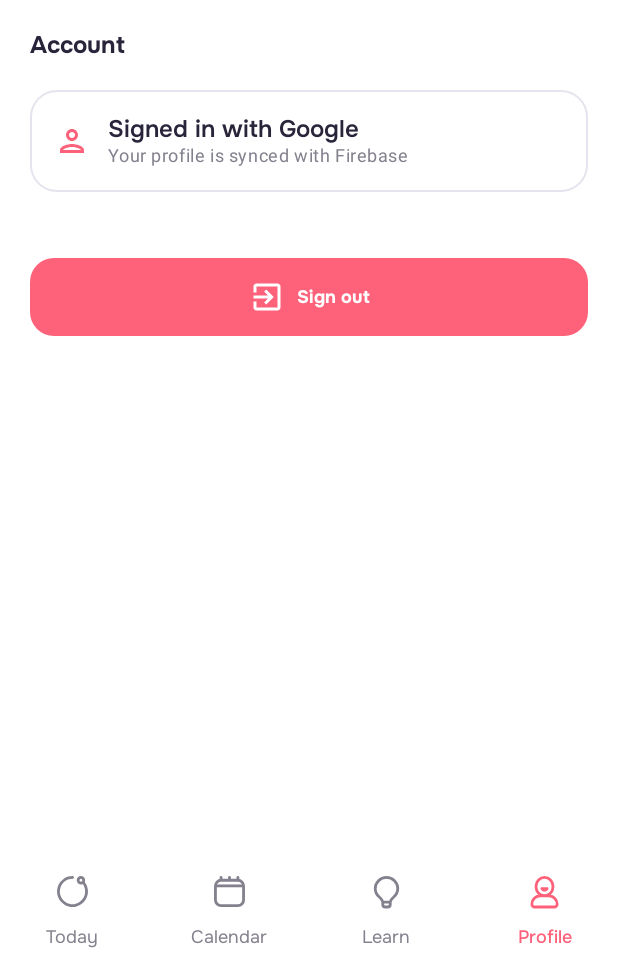
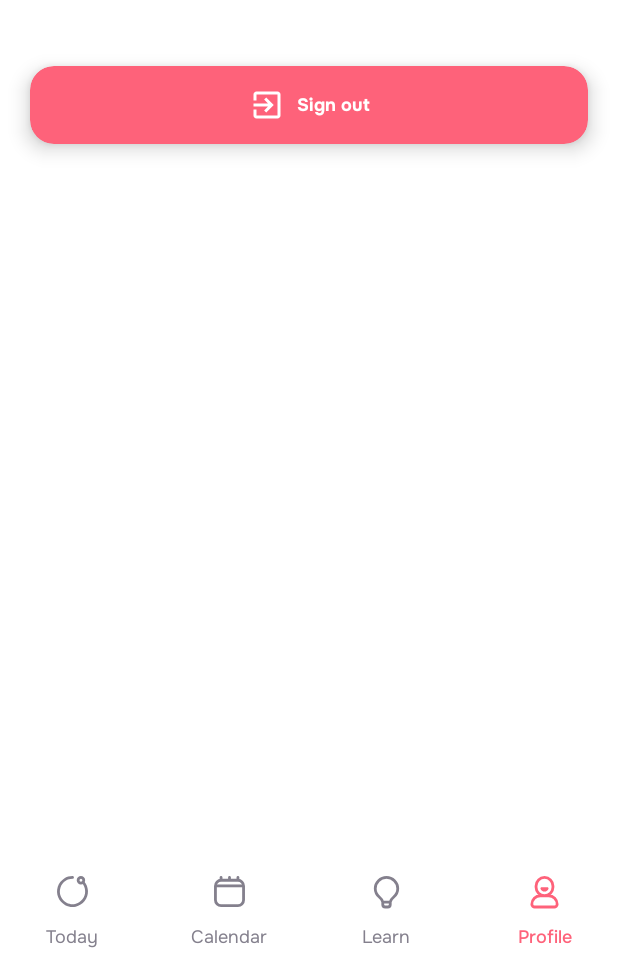
Before and after one commit to Bloooommmm/Bloom-Frontend, an Android app built with Jetpack Compose: the ProfileScreen screen opened through its navigation route, on a phone screen of 412 x 824 dp, the part 268-1236 px from its top. Run offline under Robolectric (Android 15) with nearby library versions, the phone set to English and light mode, and no system bars; our stand-ins replace Firebase (no records; nobody signed in at launch, a user with empty details on screens opened directly).

Commit message:
feat(mobile): align period tracker brand surfaces

```diff
--- a/app/src/main/java/id/ac/binus/bloomapp/screens/profile/ProfileScreen.kt
+++ b/app/src/main/java/id/ac/binus/bloomapp/screens/profile/ProfileScreen.kt
@@ -27,6 +27,7 @@ import androidx.compose.runtime.remember
 import androidx.compose.ui.Alignment
 import androidx.compose.ui.Modifier
 import androidx.compose.ui.draw.clip
+import androidx.compose.ui.draw.shadow
 import androidx.compose.ui.graphics.Color
 import androidx.compose.ui.layout.ContentScale
 import androidx.compose.ui.text.font.FontWeight
@@ -73,21 +74,10 @@ fun ProfileScreen(onSignedOut: () -> Unit) {
                 }
             }
         }
-        Text("Account", style = MaterialTheme.typography.titleMedium, fontWeight = FontWeight.Bold, color = TextPrimary)
-        Surface(modifier = Modifier.fillMaxWidth(), shape = RoundedCornerShape(18.dp), color = Color.Transparent, border = androidx.compose.foundation.BorderStroke(1.dp, Outline)) {
-            Row(modifier = Modifier.padding(16.dp), verticalAlignment = Alignment.CenterVertically) {
-                Icon(Icons.Outlined.Person, contentDescription = null, tint = Primary)
-                Spacer(Modifier.size(12.dp))
-                Column {
-                    Text("Signed in with Google", color = TextPrimary, fontWeight = FontWeight.SemiBold)
-                    Text("Your profile is synced with Firebase", color = TextSecondary, style = MaterialTheme.typography.bodySmall)
-                }
-            }
-        }
         Spacer(Modifier.height(4.dp))
         Button(
             onClick = { FirebaseAuth.getInstance().signOut(); onSignedOut() },
-            modifier = Modifier.fillMaxWidth().height(52.dp),
+            modifier = Modifier.fillMaxWidth().height(52.dp).shadow(8.dp, RoundedCornerShape(16.dp)),
             shape = RoundedCornerShape(16.dp),
             colors = ButtonDefaults.buttonColors(containerColor = Primary)
         ) {
```
Also changed, not shown: app/src/main/java/id/ac/binus/bloomapp/screens/today/TodayScreen.kt (line endings or trailing spaces).
